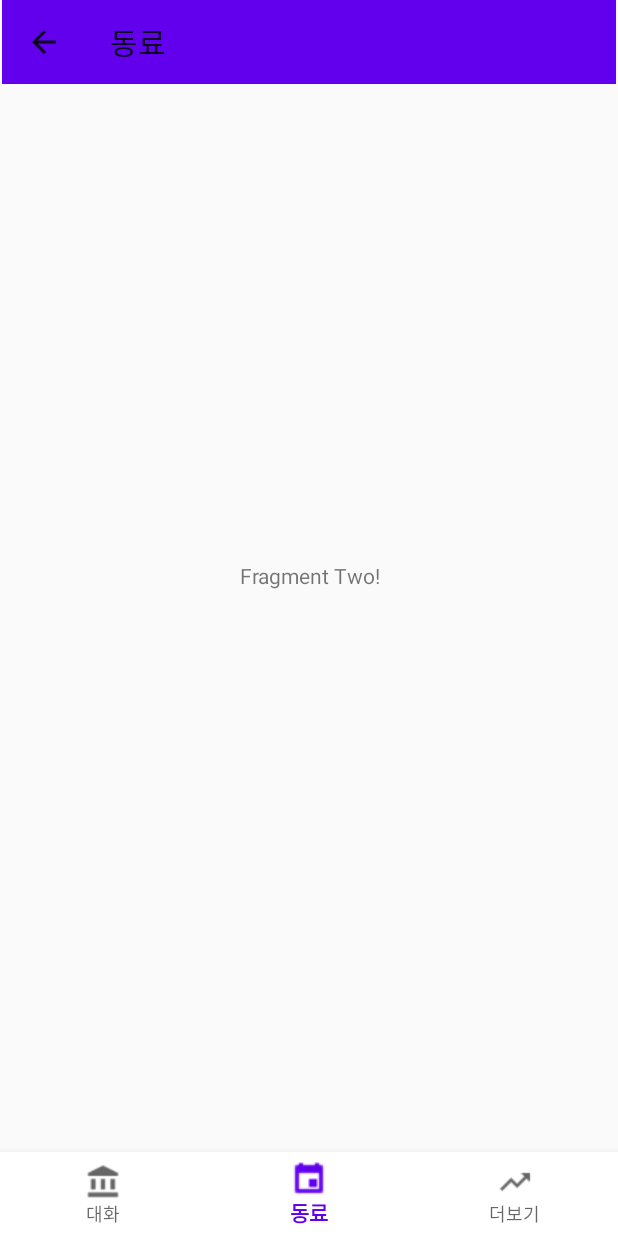
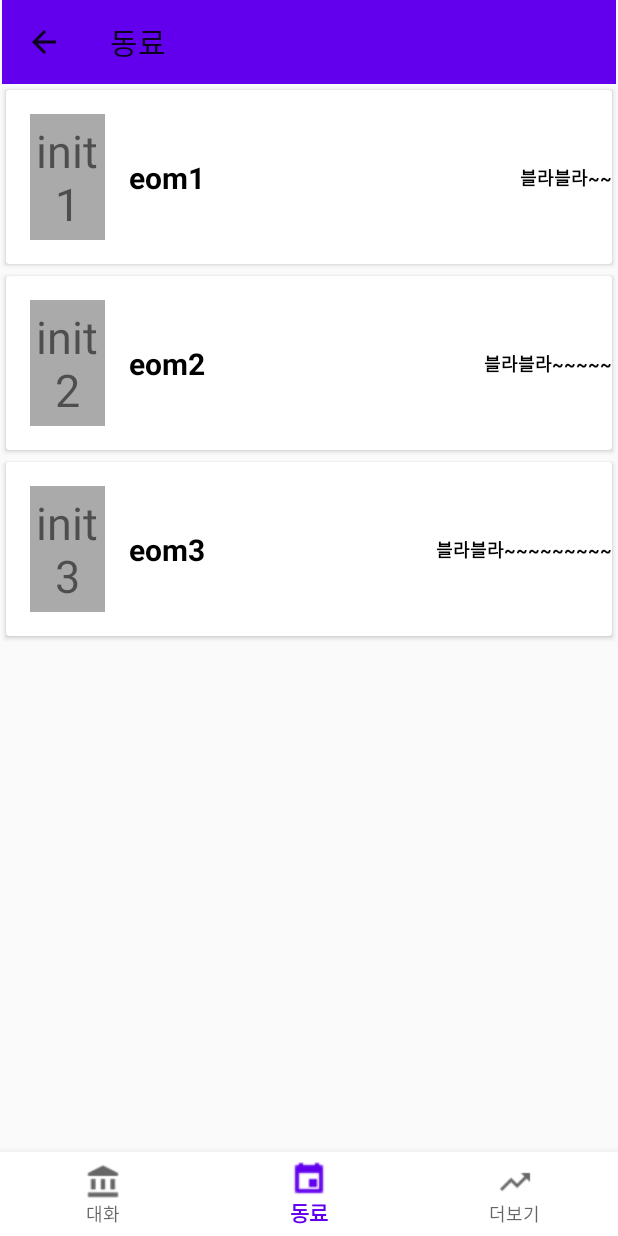
Before and after one commit to EomjunYoung/UCProject, an Android app: the screen it shows after launch (MainActivity), item 2 of the bottom bar chosen, on a phone screen of 412 x 824 dp. Run offline under Robolectric (Android 15) with nearby library versions, the phone set to English and light mode, and no system bars.

Commit message:
add communication Adapter

```diff
--- /dev/null
+++ b/app/src/main/java/com/example/ucproject/CommuniAdapter.kt
@@ -0,0 +1,70 @@
+package com.example.ucproject
+
+import android.util.Log
+import android.view.LayoutInflater
+import android.view.View
+import android.view.ViewGroup
+import android.widget.TextView
+import android.widget.Toast
+import androidx.recyclerview.widget.RecyclerView
+import com.example.ucproject.model.Coworker
+import com.example.ucproject.model.User
+
+/**
+ * 리사이클러뷰의 어댑터는 기본 BaseAdapter()가 아닌, RecyclerView.Adapter 를 extend 해야 한다.
+ * 그런데 이 RecyclerView.Adapter는 ViewHolder라는것이 필요한데, 이것을 inner class형식으로
+ * 만들어진다. (아래 구현된 것 참조) (unit리턴값은 아무것도 반환하지 않는다는 의미)
+ * **/
+class CommuniAdapter(private var coworkers: MutableList<Coworker>) :
+    RecyclerView.Adapter<CommuniAdapter.ViewHolder>() {
+
+//    private var users: List<User> = listOf()
+
+    /**
+     * 아래 3개메소드는 RecyclerView를 상속하면 오버라이딩해야하는 메소드다.
+     * onCreateViewHolder: 화면을 최초로딩하여 만들어진 View가 없을때 xml파일을 inflate하여 ViewHolder를 생성한다.
+     * getItemCount: RecyclerView로 만들어지는 item의 총 갯수를 반환한다.
+     * onBindViewHolder: 위의 onCreateViewHolder에서 만든 View와 실제 입력되는 각각의 데이터를 연결한다.
+     */
+
+    //inner class(ViewHolder라고 지은 class)를 상속받아야함..
+    //inner class에서 셋팅한 내용들을 inflate하여 보여주는것이기 때문
+    override fun onCreateViewHolder(parent: ViewGroup, i: Int): ViewHolder {
+        val view = LayoutInflater.from(parent.context).inflate(R.layout.item_coworker, parent, false)
+        return ViewHolder(view)
+    }
+
+    override fun getItemCount(): Int {
+        return coworkers.size
+    }
+
+    override fun onBindViewHolder(viewHolder: ViewHolder, position: Int) {
+        viewHolder.bind(coworkers[position])
+    }
+
+    //ViewHolder는 RecyclerView안에 들어갈 Item에 대한 View를 인자로 갖는다.
+    //id와 데이터를 매핑하는 역할을 담당한다.
+    //데이터를 삽입하는 곳으로, inner class이기때문에, ContactAdapter.ViewHolder로 접근하고,
+    //RecyclerView.Adapter<>의 인자로 활용한다.
+    inner class ViewHolder(itemView: View) : RecyclerView.ViewHolder(itemView) {
+
+        private val initial = itemView.findViewById<TextView>(R.id.item_tv_initial)
+        private val name = itemView.findViewById<TextView>(R.id.item_tv_name)
+        private val communication = itemView.findViewById<TextView>(R.id.item_tv_communication)
+
+
+        //이후 이 Adapter를 오버라이딩하는 곳에서 사용한다.(실제값이 있는곳에서 변수와-값을 바인딩한다는 의미)
+        fun bind(coworker : Coworker) {
+            initial.text = coworker.initial
+            name.text = coworker.name
+            communication.text = coworker.communication
+
+
+            //RecyclerView의 클릭이벤트리스너를 사용할 수 있는것은
+            //RecyclerView를 상속받았기 때문이다.
+            itemView.setOnClickListener {
+            }
+
+        }
+    }
+}
--- a/app/src/main/java/com/example/ucproject/fragment/FragmentTwo.kt
+++ b/app/src/main/java/com/example/ucproject/fragment/FragmentTwo.kt
@@ -5,16 +5,56 @@ import android.view.LayoutInflater
 import android.view.View
 import android.view.ViewGroup
 import androidx.fragment.app.Fragment
+import androidx.recyclerview.widget.LinearLayoutManager
+import androidx.recyclerview.widget.RecyclerView
+import com.example.ucproject.CommuniAdapter
+import com.example.ucproject.ListAdapter
 import com.example.ucproject.R
+import com.example.ucproject.model.Coworker
+import com.example.ucproject.model.User
+import kotlinx.android.synthetic.main.fragment_one.*
+import java.text.SimpleDateFormat
+import java.util.*
+import kotlin.collections.ArrayList
 
 class FragmentTwo : Fragment(){
+
+    //RecyclerView를 적용할 fragment마다 어댑터를 둬야함
+    private lateinit var communiAdapter: CommuniAdapter
 
     override fun onCreateView(
         inflater: LayoutInflater, container: ViewGroup?,
         savedInstanceState: Bundle? ):
             View? {
         // Inflate the layout for this fragment
-        return inflater.inflate(R.layout.fragment_two, container, false) }
+        return inflater.inflate(R.layout.fragment_two, container, false)
+    }
+
+    override fun onViewCreated(view: View, savedInstanceState: Bundle?) {
+        super.onViewCreated(view, savedInstanceState)
+
+        //현재시간 구해서 넘기기
+
+        var date = Date()
+
+        val dateFormat = SimpleDateFormat("yyyy-MM-dd HH:mm:ss", Locale.KOREA)
+        var time = System.currentTimeMillis()
+        var curTime = dateFormat.format(Date(time))
+
+
+        var list: ArrayList<Coworker> = arrayListOf(
+            Coworker("init1","eom1","블라블라~~"),
+            Coworker("init2","eom2","블라블라~~~~~"),
+            Coworker("init3","eom3","블라블라~~~~~~~~~")
+        )
+
+        //RecyclerView 어댑터에 데이터를 넘겨서 셋팅 후 현재의 fragment상에 만든 어댑터변수에 저장
+        communiAdapter = CommuniAdapter(list)
+        //
+        listView.layoutManager = LinearLayoutManager(activity, RecyclerView.VERTICAL, false)
+        //현재의 fragment에 만든 RecyclerView 어댑터를 실제 layout의 어댑터에 지정
+        listView.adapter = communiAdapter
+    }
 
 
 }
--- /dev/null
+++ b/app/src/main/java/com/example/ucproject/model/Coworker.kt
@@ -0,0 +1,7 @@
+package com.example.ucproject.model
+
+data class Coworker(
+    var initial: String,
+    var name: String,
+    var communication: String
+)
--- a/app/src/main/res/layout/fragment_two.xml
+++ b/app/src/main/res/layout/fragment_two.xml
@@ -4,10 +4,22 @@
     xmlns:tools="http://schemas.android.com/tools"
     android:layout_width="match_parent"
     android:layout_height="match_parent"
-    tools:context=".fragment.FragmentTwo">
+    xmlns:app="http://schemas.android.com/apk/res-auto"
+    tools:context=".fragment.FragmentOne">
 
-    <TextView android:layout_width="match_parent"
-        android:layout_height="match_parent"
-        android:gravity="center"
-        android:text="Fragment Two!" />
+    <androidx.constraintlayout.widget.ConstraintLayout
+        android:layout_width="match_parent"
+        android:layout_height="match_parent">
+
+        <androidx.recyclerview.widget.RecyclerView
+            android:id="@+id/listView"
+            android:layout_width="match_parent"
+            android:layout_height="wrap_content"
+            android:layout_marginTop="?attr/actionBarSize"
+            app:layout_constraintTop_toTopOf="parent">
+
+        </androidx.recyclerview.widget.RecyclerView>
+
+    </androidx.constraintlayout.widget.ConstraintLayout>
+
 </FrameLayout>
--- /dev/null
+++ b/app/src/main/res/layout/item_coworker.xml
@@ -0,0 +1,59 @@
+<?xml version="1.0" encoding="utf-8"?>
+<androidx.cardview.widget.CardView
+    android:layout_width="match_parent"
+    android:layout_height="wrap_content"
+    android:layout_margin="4dp"
+    xmlns:android="http://schemas.android.com/apk/res/android"
+    xmlns:app="http://schemas.android.com/apk/res-auto"
+    xmlns:tools="http://schemas.android.com/tools">
+
+    <androidx.constraintlayout.widget.ConstraintLayout
+        android:layout_width="match_parent"
+        android:layout_height="match_parent">
+
+        <TextView
+            android:layout_width="50dp"
+            android:layout_height="wrap_content"
+            android:id="@+id/item_tv_initial"
+            android:textSize="30dp"
+            android:padding="4dp"
+            android:background="@android:color/darker_gray"
+            android:layout_marginTop="16dp"
+            app:layout_constraintTop_toTopOf="parent"
+            app:layout_constraintStart_toStartOf="parent"
+            app:layout_constraintBottom_toBottomOf="parent"
+            android:layout_marginStart="16dp"
+            tools:text="H"
+            android:gravity="center"
+            android:layout_marginBottom="16dp"/>
+
+        <TextView
+            android:layout_width="wrap_content"
+            android:layout_height="wrap_content"
+            android:id="@+id/item_tv_name"
+            android:textSize="20dp"
+            android:textStyle="bold"
+            android:textColor="@color/black"
+            app:layout_constraintStart_toEndOf="@+id/item_tv_initial"
+            android:layout_marginStart="16dp"
+            tools:text="스마트솔루션팀"
+            app:layout_constraintTop_toTopOf="parent"
+            app:layout_constraintBottom_toBottomOf="parent"/>
+
+        <TextView
+            android:layout_width="wrap_content"
+            android:layout_height="wrap_content"
+            android:id="@+id/item_tv_communication"
+            android:textSize="12dp"
+            android:textStyle="bold"
+            android:textColor="@color/black"
+            app:layout_constraintEnd_toEndOf="parent"
+            android:layout_marginStart="16dp"
+            tools:text="단체대화"
+            app:layout_constraintTop_toTopOf="parent"
+            app:layout_constraintBottom_toBottomOf="parent"/>
+
+
+    </androidx.constraintlayout.widget.ConstraintLayout>
+
+</androidx.cardview.widget.CardView>
```
